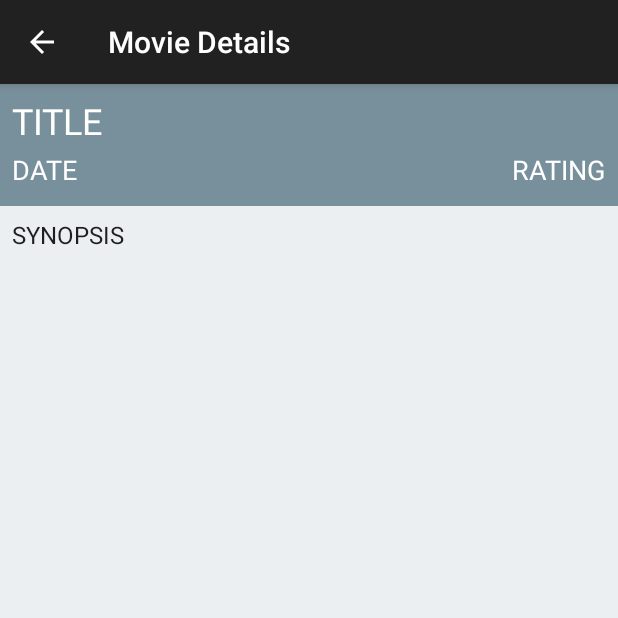
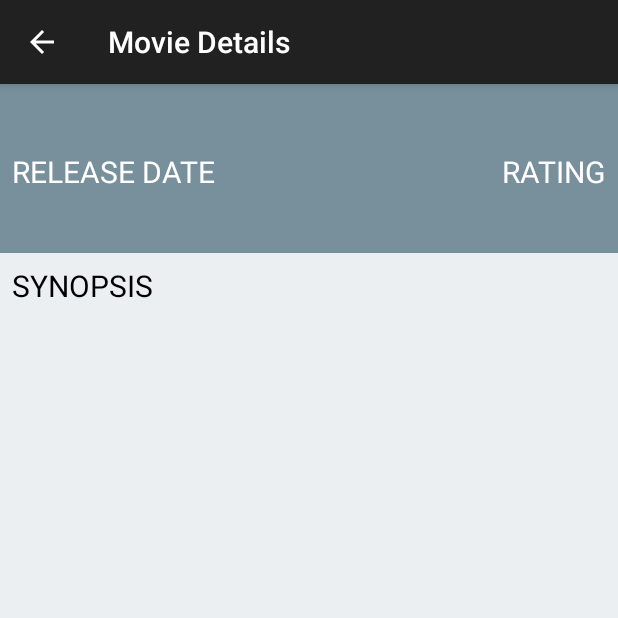
Before and after one commit to alitabet/Popular-Movie-Part-1, an Android app: the DetailActivity screen opened directly, with no data from a screen before it, on a phone screen of 412 x 824 dp, the top half of it. Run offline under Robolectric (Android 15) with nearby library versions, the phone set to English and light mode, and no system bars; our stand-ins replace Picasso; pictures from the network do not load; 1 statement that could not run was skipped.

Commit message:
Finish draft one of Popular-Movies-App1

```diff
--- a/app/src/main/java/com/example/android/movies/DetailActivity.java
+++ b/app/src/main/java/com/example/android/movies/DetailActivity.java
@@ -70,7 +70,7 @@ public class DetailActivity extends ActionBarActivity {
             if (intent != null &&
                     intent.hasExtra(getString(R.string.detail_intent_movie_key))) {
                 // get the MovieItem object passed thought he intent
-                MovieItem movie = (MovieItem) intent.getExtras().
+                MovieItem movie = intent.getExtras().
                         getParcelable(getString(R.string.detail_intent_movie_key));
 
                 // display title, release date, and user rating
@@ -84,7 +84,12 @@ public class DetailActivity extends ActionBarActivity {
 
                 // fetch thumbnail using thumbnail URL
                 ImageView imageView = (ImageView) rootView.findViewById(R.id.thumb_imageview);
-                Picasso.with(getActivity()).load(movie.getThumbPath()).into(imageView);
+
+                String thumbPath = movie.getThumbPath();
+
+                if (thumbPath == null) thumbPath = getString(R.string.thumb_url_alt);
+
+                Picasso.with(getActivity()).load(thumbPath).into(imageView);
 
                 // extract synopsis
                 ((TextView) rootView.findViewById(R.id.synopsis_text))
--- a/app/src/main/java/com/example/android/movies/MovieItem.java
+++ b/app/src/main/java/com/example/android/movies/MovieItem.java
@@ -31,7 +31,8 @@ public class MovieItem implements Parcelable {
     }
 
     public void setSynopsis(String synopsis) {
-        this.synopsis = synopsis;
+        if (synopsis == "null") this.synopsis = "No synopsis available";
+        else                  this.synopsis = synopsis;
     }
 
     public Integer getId() {
--- a/app/src/main/java/com/example/android/movies/PopularMoviesFragment.java
+++ b/app/src/main/java/com/example/android/movies/PopularMoviesFragment.java
@@ -199,10 +199,18 @@ public class PopularMoviesFragment extends Fragment {
                 JSONObject movie = movieArray.getJSONObject(i); // get the current movie data
                 temp.setId(movie.getInt(MDB_ID)); // movie id
                 temp.setTitle(movie.getString(MDB_TITLE)); // original title
-                temp.setPosterPath(getString(R.string.poster_url)
-                        + movie.getString(MDB_POSTER)); // URL to poster
-                temp.setThumbPath(getString(R.string.thumb_url)
-                        + movie.getString(MDB_THUMB)); // URL to thumbnail
+                if (movie.getString(MDB_POSTER) == "null") {
+                    temp.setPosterPath(null);
+                } else {
+                    temp.setPosterPath(getString(R.string.poster_url)
+                            + movie.getString(MDB_POSTER)); // URL to poster
+                }
+                if (movie.getString(MDB_THUMB) == "null") {
+                    temp.setThumbPath(null);
+                } else {
+                    temp.setThumbPath(getString(R.string.thumb_url)
+                            + movie.getString(MDB_THUMB)); // URL to thumbnail
+                }
                 temp.setReleaseDate(movie.getString(MDB_REL_DATE)); // release date
                 temp.setSynopsis(movie.getString(MDB_SYNP)); // synopsis
                 temp.setRating(movie.getDouble(MDB_RATING)); // get user rating
@@ -217,7 +225,7 @@ public class PopularMoviesFragment extends Fragment {
         protected ArrayList<MovieItem> doInBackground(String... params) {
 
             String pageRequested = "1";
-            String sortBy = getString(R.string.pref_sort_popular_api); ;
+            String sortBy = getString(R.string.pref_sort_popular_api);
             // Check the input
             if (params.length > 1) sortBy = params[1];
             if (params.length > 0) pageRequested = params[0];
@@ -360,7 +368,6 @@ public class PopularMoviesFragment extends Fragment {
         @Override
         public View getView(int position, View convertView, ViewGroup parent) {
             View rootView;
-            ImageView imageView;
 
             if (convertView == null) {
                 rootView = mInflater.inflate(mResource, parent, false);
@@ -368,10 +375,15 @@ public class PopularMoviesFragment extends Fragment {
                 rootView = convertView;
             }
 
-            imageView = (ImageView) rootView.findViewById(R.id.grid_item_movies_imageview);
+            ImageView imageView = (ImageView) rootView.findViewById(R.id.grid_item_movies_imageview);
 
-            MovieItem item = mObjects.get(position); //getItem(position);
-            Picasso.with(mContext).load(item.getPosterPath()).into(imageView);
+            MovieItem item = mObjects.get(position);
+
+            String posterPath = item.getPosterPath();
+
+            if (posterPath == null) posterPath = getString(R.string.poster_url_alt);
+
+            Picasso.with(mContext).load(posterPath).into(imageView);
 
             return rootView;
         }
--- a/app/src/main/res/layout-land/fragment_detail.xml
+++ b/app/src/main/res/layout-land/fragment_detail.xml
@@ -7,7 +7,7 @@
 
     <LinearLayout
         android:layout_width="match_parent"
-        android:layout_height="match_parent"
+        android:layout_height="wrap_content"
         android:orientation="vertical">
 
         <LinearLayout
@@ -26,7 +26,7 @@
             <LinearLayout
                 android:id="@+id/movie_detail_linear_layout2"
                 android:layout_width="0dp"
-                android:layout_height="match_parent"
+                android:layout_height="wrap_content"
                 android:layout_weight="1"
                 android:padding="8dp"
                 android:background="@color/MovieDetailBackground"
@@ -36,9 +36,26 @@
                     android:id="@+id/title_text"
                     style="@style/MovieDetailTextHeading"
                     android:layout_width="match_parent"
-                    android:layout_height="0dp"
-                    android:layout_weight="1"
-                    android:text="TITLE" />
+                    android:layout_height="wrap_content" />
+
+                <LinearLayout
+                    android:layout_width="match_parent"
+                    android:layout_height="wrap_content"
+                    android:orientation="horizontal">
+
+                    <TextView
+                        android:id="@+id/date_text_label"
+                        style="@style/MovieDetailTextDate"
+                        android:layout_width="0dp"
+                        android:layout_height="wrap_content"
+                        android:layout_weight="1" />
+
+                    <TextView
+                        android:id="@+id/rating_text_label"
+                        style="@style/MovieDetailTextRating"
+                        android:layout_width="wrap_content"
+                        android:layout_height="wrap_content" />
+                </LinearLayout>
 
                 <LinearLayout
                     android:layout_width="match_parent"
@@ -50,15 +67,13 @@
                         style="@style/MovieDetailTextSubHeading"
                         android:layout_width="0dp"
                         android:layout_height="wrap_content"
-                        android:layout_weight="1"
-                        android:text="DATE" />
+                        android:layout_weight="1" />
 
                     <TextView
                         android:id="@+id/rating_text"
                         style="@style/MovieDetailTextSubHeading"
                         android:layout_width="wrap_content"
-                        android:layout_height="wrap_content"
-                        android:text="RATING" />
+                        android:layout_height="wrap_content" />
                 </LinearLayout>
             </LinearLayout>
         </LinearLayout>
@@ -72,10 +87,7 @@
             <TextView
                 style="@style/SynopsisHeadingText"
                 android:layout_width="match_parent"
-                android:layout_height="wrap_content"
-                android:padding="8dp"
-                android:text="synopsis"
-                android:textAllCaps="true" />
+                android:layout_height="wrap_content" />
 
             <TextView
                 android:id="@+id/synopsis_text"
--- a/app/src/main/res/layout/fragment_detail.xml
+++ b/app/src/main/res/layout/fragment_detail.xml
@@ -7,7 +7,7 @@
 
     <LinearLayout
         android:layout_width="match_parent"
-        android:layout_height="match_parent"
+        android:layout_height="wrap_content"
         android:orientation="vertical">
 
         <ImageView xmlns:android="http://schemas.android.com/apk/res/android"
@@ -29,8 +29,26 @@
                 android:id="@+id/title_text"
                 style="@style/MovieDetailTextHeading"
                 android:layout_width="match_parent"
+                android:layout_height="wrap_content" />
+
+            <LinearLayout
+                android:layout_width="match_parent"
                 android:layout_height="wrap_content"
-                android:text="TITLE" />
+                android:orientation="horizontal">
+
+                <TextView
+                    android:id="@+id/date_text_label"
+                    style="@style/MovieDetailTextDate"
+                    android:layout_width="0dp"
+                    android:layout_height="wrap_content"
+                    android:layout_weight="1" />
+
+                <TextView
+                    android:id="@+id/rating_text_label"
+                    style="@style/MovieDetailTextRating"
+                    android:layout_width="wrap_content"
+                    android:layout_height="wrap_content" />
+            </LinearLayout>
 
             <LinearLayout
                 android:layout_width="match_parent"
@@ -42,15 +60,13 @@
                     style="@style/MovieDetailTextSubHeading"
                     android:layout_width="0dp"
                     android:layout_height="wrap_content"
-                    android:layout_weight="1"
-                    android:text="DATE" />
+                    android:layout_weight="1" />
 
                 <TextView
                     android:id="@+id/rating_text"
                     style="@style/MovieDetailTextSubHeading"
                     android:layout_width="wrap_content"
-                    android:layout_height="wrap_content"
-                    android:text="RATING" />
+                    android:layout_height="wrap_content" />
             </LinearLayout>
 
         </LinearLayout>
@@ -58,10 +74,7 @@
         <TextView
             style="@style/SynopsisHeadingText"
             android:layout_width="match_parent"
-            android:layout_height="wrap_content"
-            android:padding="8dp"
-            android:text="synopsis"
-            android:textAllCaps="true" />
+            android:layout_height="wrap_content" />
 
         <TextView
             android:id="@+id/synopsis_text"
--- a/app/src/main/res/values/strings.xml
+++ b/app/src/main/res/values/strings.xml
@@ -9,6 +9,10 @@
 
     <string name="title_activity_detail">Movie Details</string>
 
+    <string name="release_date_label">release date</string>
+    <string name="user_rating_label">rating</string>
+    <string name="synopsis_label">synopsis</string>
+
     <!-- Key for storing a movie in intent to open detail activity -->
     <string name="detail_intent_movie_key" translatable="false">movieItem</string>
 
@@ -19,10 +23,11 @@
 
     <!-- URL to for the Poster fetch -->
     <string name="poster_url" translatable="false">http://image.tmdb.org/t/p/w185</string>
+    <string name="poster_url_alt" translatable="false">http://www.teejr.com/wp-content/uploads/2015/04/error.png</string>
 
     <!-- URL to for the Thumbnail fetch (same os poser fetch but with higher res image -->
     <string name="thumb_url" translatable="false">http://image.tmdb.org/t/p/w500</string>
-
+    <string name="thumb_url_alt" translatable="false">"http://media.lessthan3.com/wp-content/uploads/2013/02/error404.png"</string>
     <!-- Sort parameter for MovieDB URL -->
     <string name="moviedb_sort_param" translatable="false">sort_by</string>
 
@@ -56,5 +61,5 @@
     <string name="pref_sort_popular_api" translatable="false">popularity.desc</string>
 
     <!-- String in API to sort by user rating -->
-    <string name="pref_sort_rated_api" translatable="false">vote_count.desc</string>
+    <string name="pref_sort_rated_api" translatable="false">vote_average.desc</string>
 </resources>
--- a/app/src/main/res/values/styles.xml
+++ b/app/src/main/res/values/styles.xml
@@ -11,6 +11,22 @@
         <item name="android:paddingBottom">4dp</item>
     </style>
 
+    <style name="MovieDetailTextDate" parent="Base.TextAppearance.AppCompat">
+        <item name="android:textSize">20sp</item>
+        <item name="android:textColor">@android:color/white</item>
+        <item name="android:paddingBottom">4dp</item>
+        <item name="android:text">@string/release_date_label</item>
+        <item name="android:textAllCaps">true</item>
+    </style>
+
+    <style name="MovieDetailTextRating" parent="Base.TextAppearance.AppCompat">
+        <item name="android:textSize">20sp</item>
+        <item name="android:textColor">@android:color/white</item>
+        <item name="android:paddingBottom">4dp</item>
+        <item name="android:text">@string/user_rating_label</item>
+        <item name="android:textAllCaps">true</item>
+    </style>
+
     <style name="MovieDetailTextSubHeading" parent="Base.TextAppearance.AppCompat">
         <item name="android:textSize">18sp</item>
         <item name="android:textColor">@android:color/white</item>
@@ -18,7 +34,11 @@
     </style>
 
     <style name="SynopsisHeadingText" parent="Base.TextAppearance.AppCompat.Subhead">
-
+        <item name="android:textSize">20sp</item>
+        <item name="android:textColor">@android:color/black</item>
+        <item name="android:padding">8dp</item>
+        <item name="android:text">@string/synopsis_label</item>
+        <item name="android:textAllCaps">true</item>
     </style>
 
     <style name="SynopsisBodyText" parent="Base.TextAppearance.AppCompat.Body1">
```
